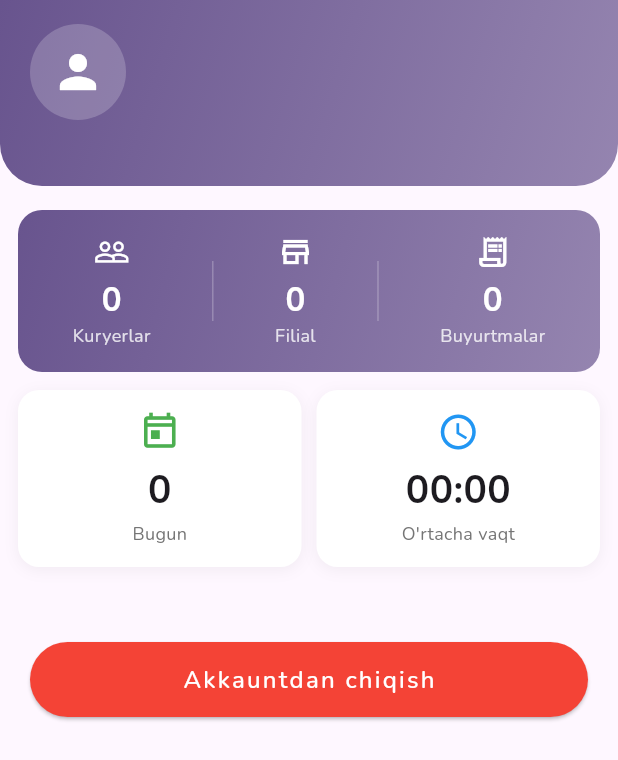
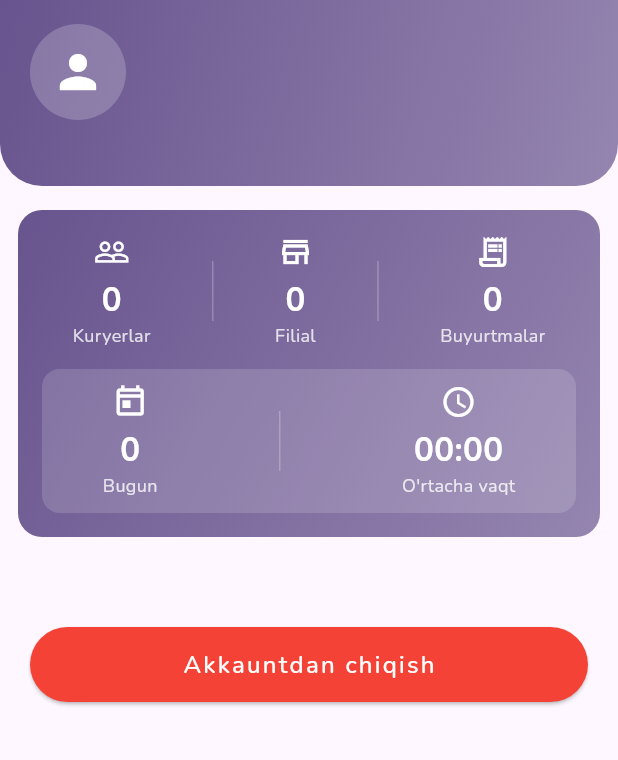
Before and after one commit to Dave93/new_arryt, a Flutter app: the ProfilePageView screen opened directly, on a phone screen of 412 x 824 dp. Shown: the top 760 px of the screen. Run offline on Flutter 3.47's test engine with Material 3 defaults, Android fonts, the phone set to English and light mode, and no system bars; our stand-ins replace action_slider, animated_toggle_switch, auto_route, auto_size_text, bloc, cached_network_image and 35 more; missing offline and left inert: android_intent_plus, animated_snack_bar, app_settings, chatview, currency_formatter, dio_http2_adapter and 8 more; accounts and stored records are empty; generated files the repository leaves out were written again.

Commit message:
Show stat card for manager role, unified gradient card, load stats for all roles
Co-Authored-By: Claude Opus 4.6 (1M context) <noreply@anthropic.com>

```diff
--- a/mob/lib/pages/profile/profile.dart
+++ b/mob/lib/pages/profile/profile.dart
@@ -56,8 +56,8 @@ class _ProfilePageViewState extends State<ProfilePageView>
   bool get _isCourier => user?.roles.isNotEmpty == true && user!.roles.first.code == 'courier';
 
   Future<void> _loadData() async {
+    await _loadStatistics();
     if (_isCourier) {
-      await _loadStatistics();
       await _loadProfileNumbers();
     } else {
       await _loadManagerData();
@@ -407,10 +407,11 @@ class _ProfilePageViewState extends State<ProfilePageView>
                     if (isCourier) ...[
                       const MyPerformance(),
                       const SizedBox(height: 10),
-                      if (_ordersStat.isNotEmpty) _buildOrderStatCard(),
                     ] else ...[
                       _buildManagerStats(),
+                      const SizedBox(height: 10),
                     ],
+                    if (_ordersStat.isNotEmpty) _buildOrderStatCard(),
                     const SizedBox(height: 50),
                     const ProfileLogoutButton(),
                     const SizedBox(height: 20),
@@ -449,7 +450,9 @@ class _ProfilePageViewState extends State<ProfilePageView>
               ),
               borderRadius: BorderRadius.circular(16),
             ),
-            child: Row(
+            child: Column(
+              children: [
+                Row(
                   mainAxisAlignment: MainAxisAlignment.spaceAround,
                   children: [
                     _managerStatItem(uniqueCourierIds.length.toString(), l10n.couriersListTabLabel, Icons.people_outline),
@@ -459,58 +462,24 @@ class _ProfilePageViewState extends State<ProfilePageView>
                     _managerStatItem(_managerMonthOrders.toString(), l10n.orders, Icons.receipt_long_outlined),
                   ],
                 ),
+                const SizedBox(height: 14),
+                Container(
+                  padding: const EdgeInsets.symmetric(vertical: 10),
+                  decoration: BoxDecoration(
+                    color: Colors.white.withOpacity(0.15),
+                    borderRadius: BorderRadius.circular(12),
                   ),
-          const SizedBox(height: 12),
-          Row(
+                  child: Row(
+                    mainAxisAlignment: MainAxisAlignment.spaceAround,
                     children: [
-              Expanded(
-                child: Container(
-                  padding: const EdgeInsets.all(14),
-                  decoration: BoxDecoration(
-                    color: Colors.white,
-                    borderRadius: BorderRadius.circular(14),
-                    boxShadow: [
-                      BoxShadow(color: Colors.black.withOpacity(0.05), blurRadius: 8, offset: const Offset(0, 2)),
-                    ],
-                  ),
-                  child: Column(
-                    children: [
-                      const Icon(Icons.today_outlined, color: Colors.green, size: 28),
-                      const SizedBox(height: 6),
-                      Text(_managerTodayOrders.toString(),
-                          style: const TextStyle(fontSize: 26, fontWeight: FontWeight.bold)),
-                      const SizedBox(height: 2),
-                      Text(l10n.orderStatToday,
-                          style: TextStyle(fontSize: 12, color: Colors.grey.shade600)),
+                      _managerStatItem(_managerTodayOrders.toString(), l10n.orderStatToday, Icons.today_outlined),
+                      Container(width: 1, height: 40, color: Colors.white24),
+                      _managerStatItem(_formatManagerTime(_managerAvgDeliveryTime), l10n.avg_time_label, Icons.schedule_outlined),
                     ],
                   ),
                 ),
-              ),
-              const SizedBox(width: 10),
-              Expanded(
-                child: Container(
-                  padding: const EdgeInsets.all(14),
-                  decoration: BoxDecoration(
-                    color: Colors.white,
-                    borderRadius: BorderRadius.circular(14),
-                    boxShadow: [
-                      BoxShadow(color: Colors.black.withOpacity(0.05), blurRadius: 8, offset: const Offset(0, 2)),
               ],
             ),
-                  child: Column(
-                    children: [
-                      Icon(Icons.schedule_outlined, color: Colors.blue, size: 28),
-                      const SizedBox(height: 6),
-                      Text(_formatManagerTime(_managerAvgDeliveryTime),
-                          style: const TextStyle(fontSize: 26, fontWeight: FontWeight.bold)),
-                      const SizedBox(height: 2),
-                      Text(l10n.avg_time_label,
-                          style: TextStyle(fontSize: 12, color: Colors.grey.shade600)),
-                    ],
-                  ),
-                ),
-              ),
-            ],
           ),
         ],
       ),
```
Lines whose indentation alone changed are shown as unchanged.
